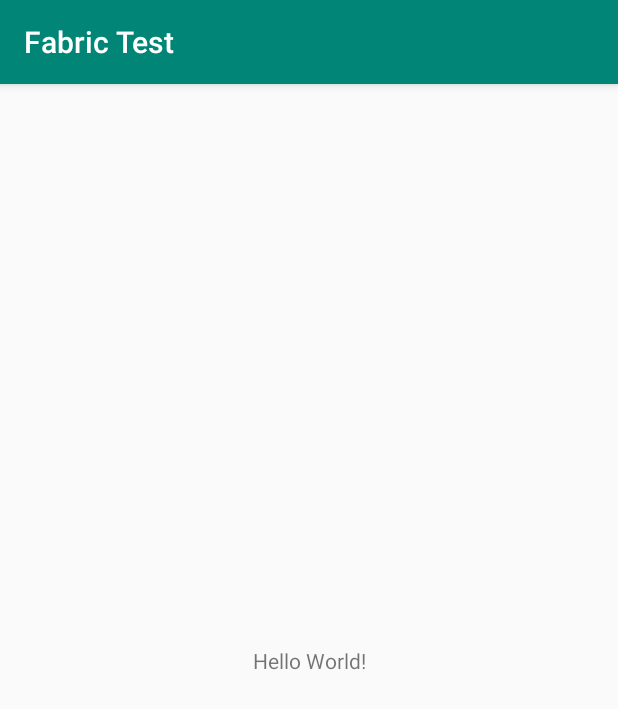
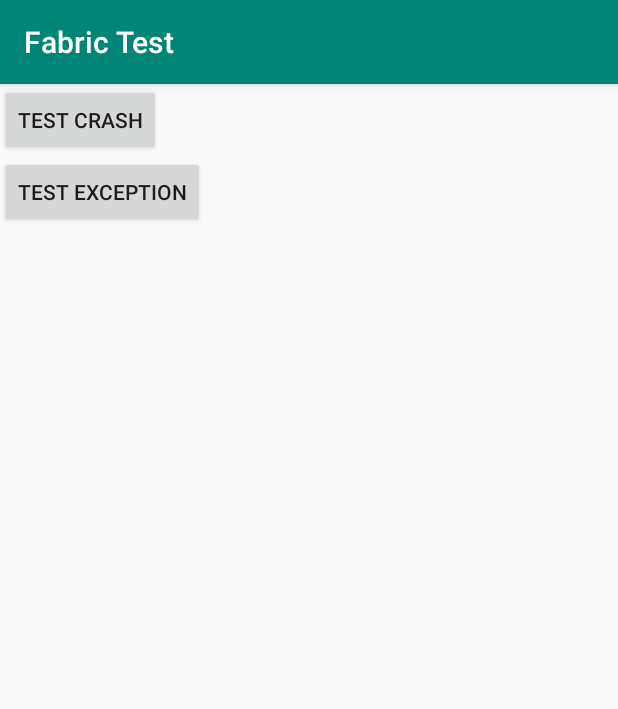
Before and after one commit to maobui/fabric_test, an Android app: the screen it shows after launch (MainActivity), on a phone screen of 412 x 824 dp. Shown: the top 709 px of the screen. Run offline under Robolectric (Android 15) with nearby library versions, the phone set to English and light mode, and no system bars; libraries missing offline, so code that uses them is left out: com.crashlytics.android, io.fabric.sdk; 1 statement that could not run was skipped.

Commit message:
- Log crash.

```diff
--- a/app/src/main/AndroidManifest.xml
+++ b/app/src/main/AndroidManifest.xml
@@ -2,6 +2,7 @@
 <manifest xmlns:android="http://schemas.android.com/apk/res/android"
     package="com.me.bui.fabrictest" >
 
+    <uses-permission android:name="android.permission.INTERNET" />
     <application
         android:allowBackup="true"
         android:icon="@mipmap/ic_launcher"
@@ -16,6 +17,10 @@
                 <category android:name="android.intent.category.LAUNCHER" />
             </intent-filter>
         </activity>
+        <meta-data
+            android:name="io.fabric.ApiKey"
+            android:value="2bc399de1d0a5aaa60fd06e2c930a8d33c2ad055"
+            />
     </application>
 
 </manifest>
--- a/app/src/main/res/layout/activity_main.xml
+++ b/app/src/main/res/layout/activity_main.xml
@@ -1,19 +1,20 @@
 <?xml version="1.0" encoding="utf-8"?>
-<android.support.constraint.ConstraintLayout
+<LinearLayout
         xmlns:android="http://schemas.android.com/apk/res/android"
         xmlns:tools="http://schemas.android.com/tools"
         xmlns:app="http://schemas.android.com/apk/res-auto"
         android:layout_width="match_parent"
         android:layout_height="match_parent"
-    tools:context=".MainActivity">
+        tools:context=".MainActivity" android:orientation="vertical">
 
-    <TextView
+    <Button
+            android:text="Test Crash"
             android:layout_width="wrap_content"
-        android:layout_height="wrap_content"
-        android:text="Hello World!"
-        app:layout_constraintBottom_toBottomOf="parent"
-        app:layout_constraintLeft_toLeftOf="parent"
-        app:layout_constraintRight_toRightOf="parent"
-        app:layout_constraintTop_toTopOf="parent" />
+            android:layout_height="wrap_content" android:id="@+id/btnCrash"/>
+    <Button
+            android:text="Test Exception"
+            android:layout_width="wrap_content"
+            android:layout_height="wrap_content" android:id="@+id/btnException"
+    />
 
-</android.support.constraint.ConstraintLayout>
+</LinearLayout>
```
Also changed, not shown: app/build.gradle (+10 -0 lines), app/src/main/java/com/me/bui/fabrictest/MainActivity.kt (+25 -0 lines), build.gradle (+8 -0 lines), 1 other file. Lines whose indentation alone changed are shown as unchanged.
